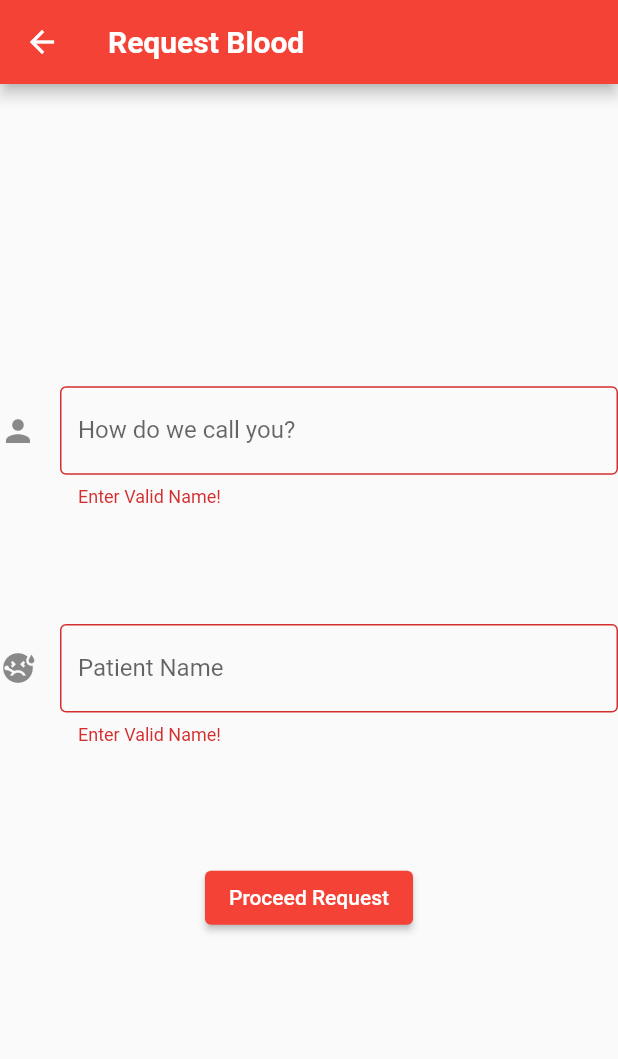
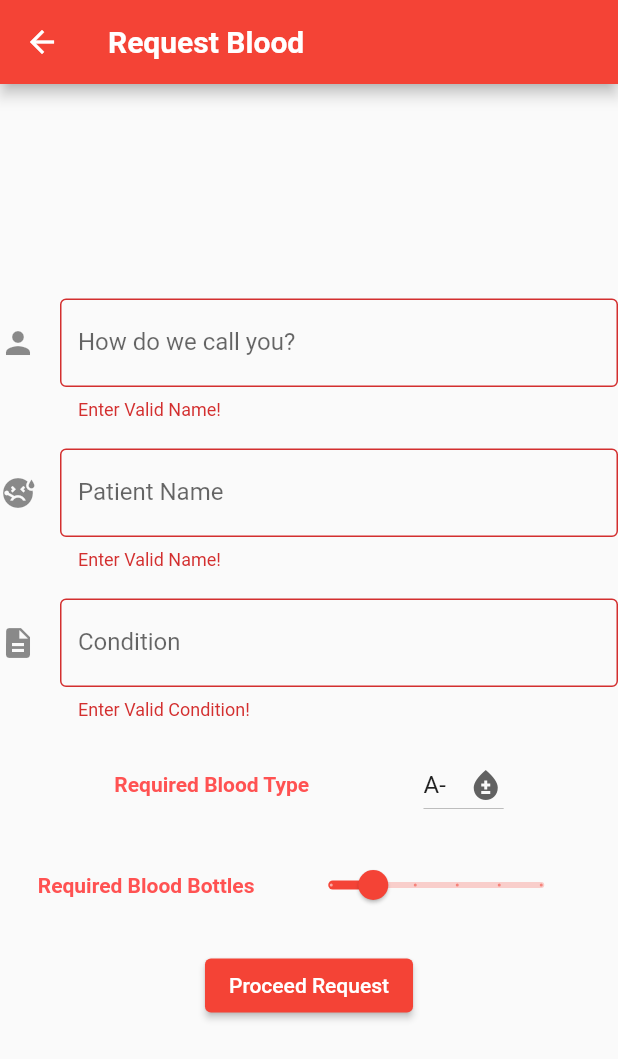
Before and after one commit to umairshabbir-83/Mobile-Blood-Bank, a Flutter app: the RequestScreen screen opened directly, after a tap on "Proceed Request", on a phone screen of 412 x 824 dp. Shown: the top 1059 px of the screen. Run offline on Flutter 3.47's test engine with Material 2 defaults, Android fonts, the phone set to English and light mode, and no system bars; our stand-ins replace google_maps_flutter, lottie.

Commit message:
modified request form

```diff
--- a/lib/main.dart
+++ b/lib/main.dart
@@ -1,8 +1,8 @@
-import 'package:animated_splash_screen/animated_splash_screen.dart';
+// import 'package:animated_splash_screen/animated_splash_screen.dart';
 import 'package:flutter/material.dart';
-import 'package:mobile_blood_bank/screens/home_screen.dart';
-// import 'package:mobile_blood_bank/screens/request_screen.dart';
-import 'package:mobile_blood_bank/screens/splash_screen.dart';
+// import 'package:mobile_blood_bank/screens/home_screen.dart';
+import 'package:mobile_blood_bank/screens/request_screen.dart';
+// import 'package:mobile_blood_bank/screens/splash_screen.dart';
 
 void main() {
   runApp(const MyApp());
@@ -19,12 +19,12 @@
         theme: ThemeData(
           primarySwatch: Colors.red,
         ),
-        // home: const RequestScreen());
-        home: AnimatedSplashScreen(
-          duration: 3000,
-          nextScreen: const MyHomeScreen(),
-          splash: const Splash(),
-          splashTransition: SplashTransition.scaleTransition,
-        ));
+        home: const RequestScreen());
+    // home: AnimatedSplashScreen(
+    //   duration: 3000,
+    //   nextScreen: const MyHomeScreen(),
+    //   splash: const Splash(),
+    //   splashTransition: SplashTransition.scaleTransition,
+    // ));
   }
 }
--- a/lib/screens/home_screen.dart
+++ b/lib/screens/home_screen.dart
@@ -58,9 +58,8 @@
             ],
             mainAxisAlignment: MainAxisAlignment.spaceEvenly,
           ),
-          color: Colors.black12,
-          height: 512,
-          width: 320,
+          height: 520,
+          width: 480,
         ),
       ),
     );
--- a/lib/screens/request_screen.dart
+++ b/lib/screens/request_screen.dart
@@ -10,6 +10,18 @@
 
 class _RequestScreenState extends State<RequestScreen> {
   final _formKey = GlobalKey<FormState>();
+  double _bloodBottles = 2;
+  String _bloodType = 'A-';
+  var type = [
+    'A-',
+    'AB-',
+    'B-',
+    'O-',
+    'A+',
+    'AB+',
+    'B+',
+    'O+',
+  ];
   @override
   Widget build(BuildContext context) {
     return Scaffold(
@@ -58,6 +70,74 @@
                     }
                   },
                 ),
+                TextFormField(
+                  decoration: const InputDecoration(
+                    border: OutlineInputBorder(),
+                    hintText: 'e.g Anemia',
+                    icon: Icon(Icons.description),
+                    labelText: 'Condition',
+                  ),
+                  validator: (value) {
+                    if (value == null || value.isEmpty) {
+                      return 'Enter Valid Condition!';
+                    } else {
+                      return null;
+                    }
+                  },
+                ),
+                Row(
+                  children: [
+                    const Text(
+                      'Required Blood Type',
+                      style: TextStyle(
+                        color: Colors.redAccent,
+                        fontWeight: FontWeight.bold,
+                      ),
+                    ),
+                    DropdownButton(
+                      borderRadius: BorderRadius.circular(12),
+                      elevation: 12,
+                      icon: const Icon(Icons.bloodtype),
+                      items: type.map((String items) {
+                        return DropdownMenuItem(
+                          value: items,
+                          child: Text(items),
+                        );
+                      }).toList(),
+                      onChanged: (String? newValue) {
+                        setState(() {
+                          _bloodType = newValue!;
+                        });
+                      },
+                      value: _bloodType,
+                    ),
+                  ],
+                  mainAxisAlignment: MainAxisAlignment.spaceEvenly,
+                ),
+                Row(
+                  children: [
+                    const Text(
+                      'Required Blood Bottles',
+                      style: TextStyle(
+                        color: Colors.redAccent,
+                        fontWeight: FontWeight.bold,
+                      ),
+                    ),
+                    Slider(
+                      divisions: 5,
+                      label: '${_bloodBottles.round()}',
+                      max: 5,
+                      min: 1,
+                      onChanged: (value) {
+                        setState(() {
+                          _bloodBottles = value;
+                        });
+                      },
+                      value: _bloodBottles,
+                    ),
+                  ],
+                  mainAxisAlignment: MainAxisAlignment.spaceEvenly,
+                ),
                 ElevatedButton(
                   child: const Text('Proceed Request'),
                   onPressed: () {
```
